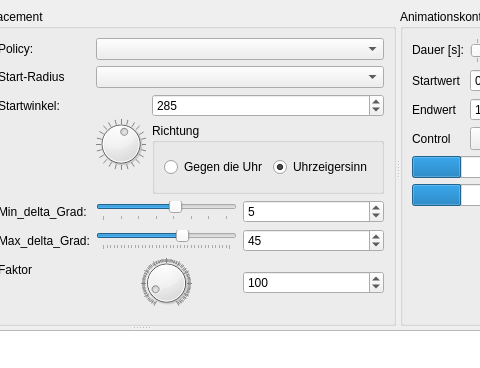
Old version of the form mainwindow.ui in the repository the-Obsessed-Maniacs/PieMenuTesting; both pictures show x 359 to 839 and y 0 to 368 of the 1000 by 761 pixel window.
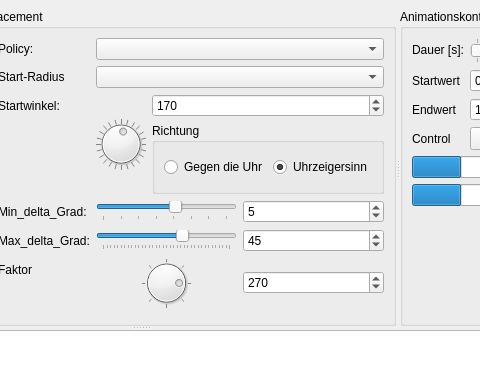
New version of the form. Icons and pictures are not drawn.

Diff of the .ui file:
```diff
--- a/mainwindow.ui
+++ b/mainwindow.ui
@@ -72,10 +72,10 @@
               <number>15</number>
              </property>
              <property name="value">
-              <number>165</number>
+              <number>170</number>
              </property>
              <property name="sliderPosition">
-              <number>165</number>
+              <number>170</number>
              </property>
              <property name="orientation">
               <enum>Qt::Orientation::Horizontal</enum>
@@ -114,7 +114,7 @@
                 <number>1</number>
                </property>
                <property name="value">
-                <number>285</number>
+                <number>170</number>
                </property>
               </widget>
              </item>
@@ -267,13 +267,13 @@
            <item>
             <widget class="QDial" name="d_faktor">
              <property name="maximum">
-              <number>1000</number>
+              <number>360</number>
              </property>
              <property name="pageStep">
               <number>100</number>
              </property>
              <property name="value">
-              <number>100</number>
+              <number>270</number>
              </property>
              <property name="orientation">
               <enum>Qt::Orientation::Horizontal</enum>
@@ -284,8 +284,11 @@
              <property name="invertedControls">
               <bool>false</bool>
              </property>
+             <property name="wrapping">
+              <bool>true</bool>
+             </property>
              <property name="notchTarget">
-              <double>10.000000000000000</double>
+              <double>45.000000000000000</double>
              </property>
              <property name="notchesVisible">
               <bool>true</bool>
@@ -301,10 +304,10 @@
               <enum>QAbstractSpinBox::ButtonSymbols::UpDownArrows</enum>
              </property>
              <property name="maximum">
-              <number>1000</number>
+              <number>360</number>
              </property>
              <property name="value">
-              <number>100</number>
+              <number>270</number>
              </property>
             </widget>
            </item>
```
